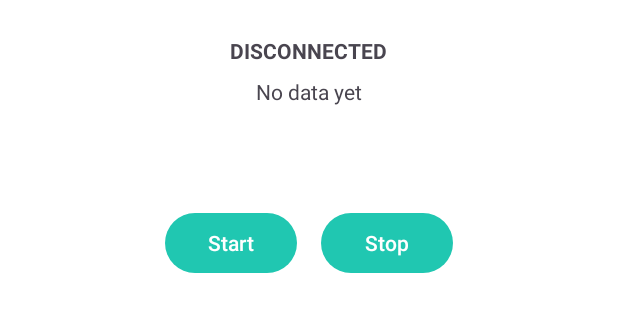
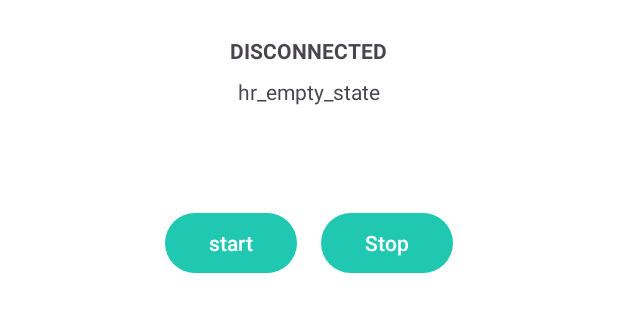
Before and after one commit to Pawan-Gupta79/COEN-390-Recovery-Coach, an Android app: the layout addfragment_live_hr.xml on its own in the app's theme, with its tools: preview values and no code run, on a phone screen of 412 x 824 dp. Shown: the top 312 px of the screen. Run offline under Robolectric (Android 15) with nearby library versions, the phone set to English and light mode, and no system bars.

Commit message:
Update text attributes in addfragment_live_hr.xml

```diff
--- a/app/src/main/res/layout/addfragment_live_hr.xml
+++ b/app/src/main/res/layout/addfragment_live_hr.xml
@@ -22,7 +22,7 @@
         <!-- needs fixing-->
         <TextView
             android:id="@+id/emptyBox"
-            android:text="@string/hr_empty_state"
+            android:text="hr_empty_state"
             android:layout_marginBottom="16dp"
             android:layout_width="wrap_content"
             android:layout_height="wrap_content" />
@@ -55,7 +55,7 @@
             <!--needs fixing-->
             <Button
                 android:id="@+id/btnStart"
-                android:text="@string/start"
+                android:text="start"
                 android:layout_width="wrap_content"
                 android:layout_height="wrap_content" />
 
```
